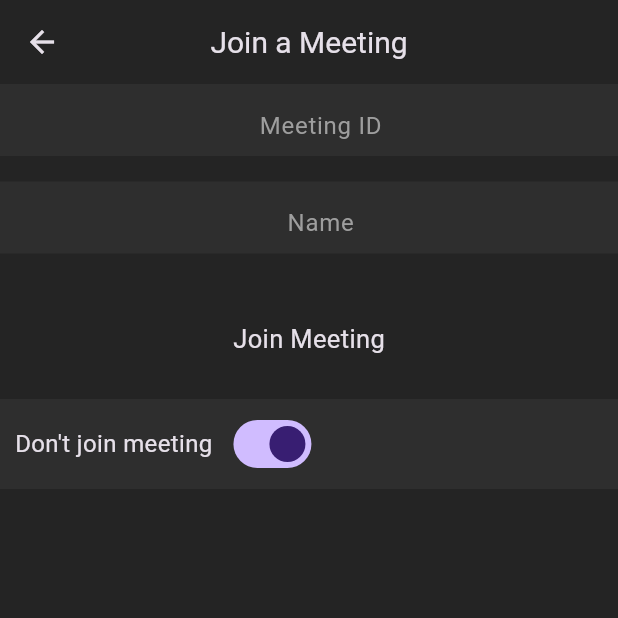
After one commit to Ikwame91/zoom_clone, a Flutter app: the screen it shows once a user with an empty profile is signed in, after a tap on "Join", on a phone screen of 412 x 824 dp, the top half of it. The commit adds this screen. Run offline on Flutter 3.47's test engine with Material 3 defaults, Android fonts, the phone set to English and light mode, and no system bars; our stand-ins replace cloud_firestore, firebase_auth, firebase_core, google_sign_in; missing offline and left inert: jitsi_meet_flutter_sdk; accounts and stored records are empty; network calls fail.

Commit message:
implemented jitsu_package

```diff
--- a/lib/main.dart
+++ b/lib/main.dart
@@ -4,6 +4,8 @@ import 'package:zoom_clone_101/authentication/auth_method.dart';
 import 'package:zoom_clone_101/firebase_options.dart';
 import 'package:zoom_clone_101/screens/homescreen.dart';
 import 'package:zoom_clone_101/screens/login_screen.dart';
+import 'package:zoom_clone_101/screens/meeting_screen.dart';
+import 'package:zoom_clone_101/screens/video_call_screen.dart';
 import 'package:zoom_clone_101/utils/colors.dart';
 
 void main() async {
@@ -39,6 +41,9 @@ class MyApp extends StatelessWidget {
       routes: {
         '/login': (context) => const LoginScreen(),
         '/home': (context) => const Homescreen(),
+        '/meeting': (context) =>  MeetingScreen(),
+        '/video-call': (context) => VideoCallScreen(),
+
       },
          home: StreamBuilder(
         stream: AuthMethods().authChanges,
--- a/lib/resources/jits-_meet_method.dart
+++ b/lib/resources/jits-_meet_method.dart
@@ -4,12 +4,12 @@ import 'package:jitsi_meet_flutter_sdk/jitsi_meet_flutter_sdk.dart';
 import 'package:zoom_clone_101/authentication/auth_method.dart';
 
 class JitsiMeetMethod{
-  void createNewMeeting() async{
+  void createMeeting(String roomName) async{
     final AuthMethods _authmethods = AuthMethods();
 
     var options = JitsiMeetConferenceOptions(
     serverURL: "https://meet.jit.si",
-    room: "flutterZoomClone",
+    room: roomName,
     configOverrides: {
       "startWithAudioMuted": true,
       "startWithVideoMuted": true,
--- a/lib/screens/history_meeting.dart
+++ b/lib/screens/history_meeting.dart
@@ -5,6 +5,10 @@ class HistoryMeeting extends StatelessWidget {
 
   @override
   Widget build(BuildContext context) {
-    return Container();
+    return Container(
+      height: 40,
+      width: 40,
+      color: Colors.red,
+    );
   }
 }
--- a/lib/screens/meeting_screen.dart
+++ b/lib/screens/meeting_screen.dart
@@ -1,9 +1,22 @@
+import 'dart:math';
+
 import 'package:flutter/material.dart';
+import 'package:zoom_clone_101/resources/jits-_meet_method.dart';
 import 'package:zoom_clone_101/widgets/home_meeting_button.dart';
 
 class MeetingScreen extends StatelessWidget {
-  const MeetingScreen({super.key});
+  MeetingScreen({super.key});
+  final JitsiMeetMethod _jitsiMeetMethod = JitsiMeetMethod();
+  createNewMeeting() async {
+    var random = Random();
+    String roomName =
+        "Meeting-${random.nextInt(10000000) + 10000000}".toString();
+    _jitsiMeetMethod.createMeeting(roomName);
+  }
 
+joinMeeting(BuildContext context) {
+  Navigator.pushNamed(context, '/video-call');
+}
   @override
   Widget build(BuildContext context) {
     return Column(
@@ -14,9 +27,13 @@ class MeetingScreen extends StatelessWidget {
             mainAxisAlignment: MainAxisAlignment.spaceEvenly,
             children: [
               HomeMeetingButton(
-                  onpressed: () {}, icon: Icons.videocam, text: "New Meeting"),
+                  onpressed: () {
+                    createNewMeeting();
+                  },
+                  icon: Icons.videocam,
+                  text: "New Meetings"),
               HomeMeetingButton(
-                  onpressed: () {}, icon: Icons.add_box_rounded, text: "Join "),
+                  onpressed: () => joinMeeting(context), icon: Icons.add_box_rounded, text: "Join "),
               HomeMeetingButton(
                   onpressed: () {},
                   icon: Icons.calendar_today,
--- /dev/null
+++ b/lib/screens/video_call_screen.dart
@@ -0,0 +1,94 @@
+import 'package:flutter/material.dart';
+import 'package:zoom_clone_101/authentication/auth_method.dart';
+import 'package:zoom_clone_101/utils/colors.dart';
+import 'package:zoom_clone_101/widgets/meeting_option.dart';
+
+class VideoCallScreen extends StatefulWidget {
+  const VideoCallScreen({super.key});
+
+  @override
+  State<VideoCallScreen> createState() => _VideoCallScreenState();
+}
+
+class _VideoCallScreenState extends State<VideoCallScreen> {
+  final AuthMethods _authMethods = AuthMethods();
+  late TextEditingController meetingIdController;
+  late TextEditingController nameController;
+  bool isAudioMuted = true;
+  bool isVideoMuted = true;
+  @override
+  void initState() {
+    meetingIdController = TextEditingController();
+    nameController =
+        TextEditingController(text: _authMethods.currentUser.displayName);
+    super.initState();
+  }
+
+  _joinMeeting() {}
+  @override
+  Widget build(BuildContext context) {
+    return Scaffold(
+      appBar: AppBar(
+        centerTitle: true,
+        backgroundColor: backgroundColor,
+        title: const Text(
+          'Join a Meeting',
+          style: TextStyle(fontSize: 20),
+        ),
+      ),
+      body: Column(
+        children: [
+          SizedBox(
+            height: 65,
+            child: TextField(
+              controller: meetingIdController,
+              maxLines: 1,
+              textAlign: TextAlign.center,
+              keyboardType: TextInputType.number,
+              decoration: const InputDecoration(
+                  hintText: 'Meeting ID',
+                  hintStyle: TextStyle(color: Colors.grey),
+                  fillColor: secondaryBackgroundColor,
+                  filled: true,
+                  border: InputBorder.none,
+                  contentPadding: EdgeInsets.fromLTRB(16, 8, 0, 0)),
+            ),
+          ),
+          SizedBox(
+            height: 65,
+            child: TextField(
+              controller: nameController,
+              maxLines: 1,
+              textAlign: TextAlign.center,
+              keyboardType: TextInputType.number,
+              decoration: const InputDecoration(
+                  hintText: 'Name ',
+                  hintStyle: TextStyle(color: Colors.grey),
+                  fillColor: secondaryBackgroundColor,
+                  filled: true,
+                  border: InputBorder.none,
+                  contentPadding: EdgeInsets.fromLTRB(16, 8, 0, 0)),
+            ),
+          ),
+          const SizedBox(height: 20),
+          InkWell(
+            onTap: _joinMeeting,
+            child: const Padding(
+              padding: EdgeInsets.all(8.0),
+              child: Text(
+                'Join Meeting',
+                style: TextStyle(fontSize: 17),
+              ),
+            ),
+          ),
+          const SizedBox(height: 20),
+          MeetingOption(
+            text: "Don\'t join meeting",
+            isMute: isAudioMuted,
+            onChanged: (p0) {},
+          )
+        ],
+      ),
+    );
+  }
+}
--- a/lib/widgets/home_meeting_button.dart
+++ b/lib/widgets/home_meeting_button.dart
@@ -7,7 +7,8 @@ class HomeMeetingButton extends StatelessWidget {
       required this.onpressed,
       required this.icon,
       required this.text});
-  final VoidCallback onpressed;
+  final void Function() onpressed
+;
   final IconData icon;
   final String text;
 
--- /dev/null
+++ b/lib/widgets/meeting_option.dart
@@ -0,0 +1,29 @@
+import 'package:flutter/material.dart';
+import 'package:zoom_clone_101/utils/colors.dart';
+
+class MeetingOption extends StatelessWidget {
+  const MeetingOption({super.key, required this.text, required this.isMute, this.onChanged});
+  final String text;
+  final bool isMute;
+  final  Function(bool)? onChanged;
+
+  @override
+  Widget build(BuildContext context) {
+    return Container(
+      height: 60,
+      color: secondaryBackgroundColor,
+      child: Row(
+        children: [
+          Padding(
+            padding: const EdgeInsets.all(10.0),
+            child: Text(
+              text,
+              style: TextStyle(fontSize: 16),
+            ),
+          ),
+          Switch(value: isMute, onChanged: onChanged)
+        ],
+      ),
+    );
+  }
+}
```
